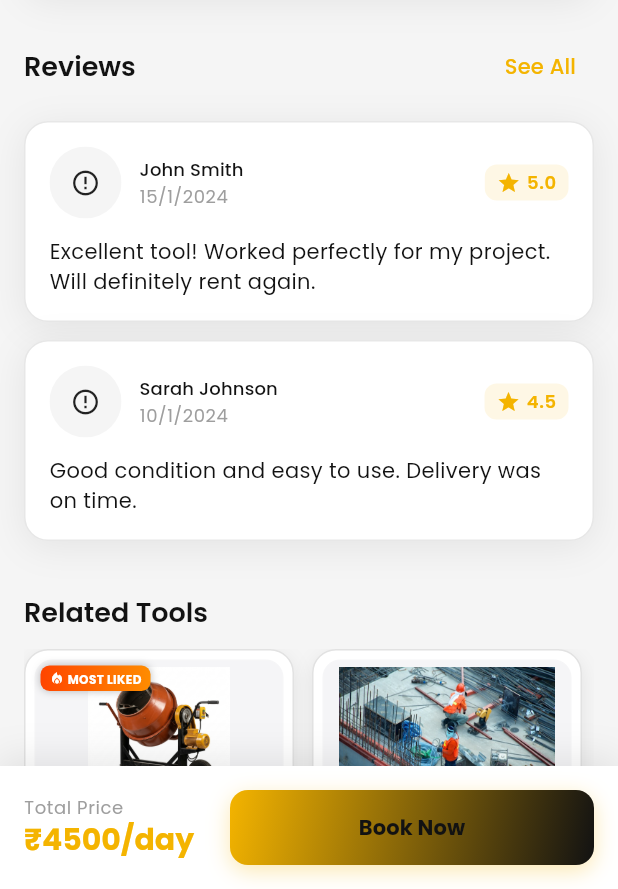
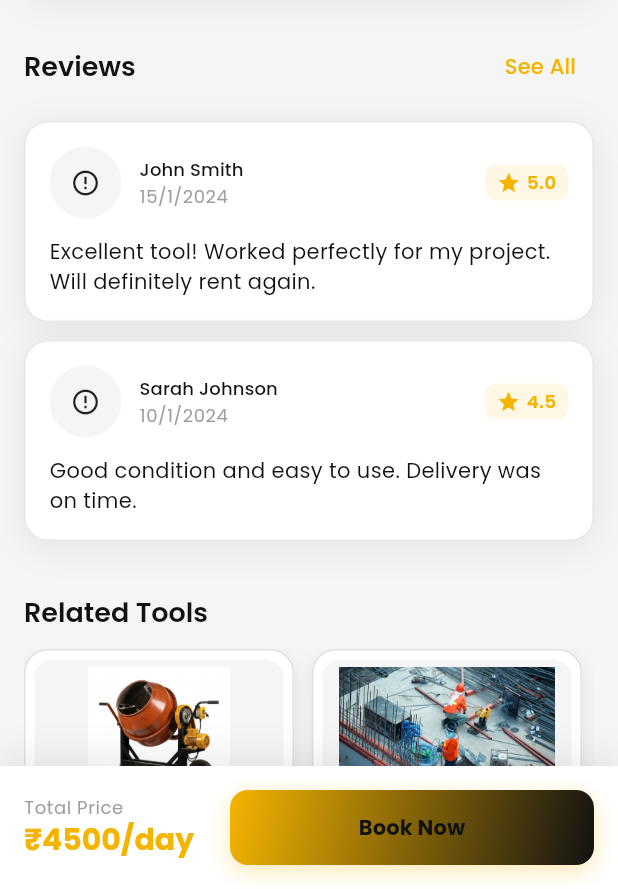
Before and after one commit to GaneshKumar262005/ToolsRental, a Flutter app: the ToolDetailsScreen screen opened directly with sample values from the repository, scrolled down 576 dp, on a phone screen of 412 x 824 dp, the part 347-1236 px from its top. Run offline on Flutter 3.47's test engine with Material 3 defaults, Android fonts, the phone set to English and light mode, and no system bars; drawn by our look-alikes of cached_network_image, carousel_slider; our stand-ins replace cloud_firestore, firebase_core, fl_chart, flutter_animate, geolocator, google_fonts and 4 more; accounts and stored records are empty; network calls fail.

Commit message:
feat: Remove default Most Liked badge, display exact customer return rating and review comment

```diff
--- a/lib/models/tool_model.dart
+++ b/lib/models/tool_model.dart
@@ -14,6 +14,7 @@
   final String location;
   bool hasRealFeedback;
   double? lastFeedbackRating;
+  String? lastFeedbackComment;
   DateTime? lastFeedbackTime;
 
   ToolModel({
@@ -32,6 +33,7 @@
     required this.location,
     this.hasRealFeedback = false,
     this.lastFeedbackRating,
+    this.lastFeedbackComment,
     this.lastFeedbackTime,
   });
 }
--- a/lib/screens/booking_history_screen.dart
+++ b/lib/screens/booking_history_screen.dart
@@ -213,11 +213,11 @@
                 final bool idMatches = toolId.isNotEmpty && t.id.toLowerCase() == toolId.toLowerCase();
                 final bool nameMatches = toolName.isNotEmpty && t.name.toLowerCase().trim() == toolName.toLowerCase().trim();
                 if (idMatches || nameMatches) {
-                  double newAvg = ((t.rating * t.reviewCount) + userRating) / (t.reviewCount + 1);
-                  t.rating = double.parse(newAvg.toStringAsFixed(1));
+                  t.rating = userRating;
                   t.reviewCount += 1;
                   t.hasRealFeedback = true;
                   t.lastFeedbackRating = userRating;
+                  t.lastFeedbackComment = reviewText.isEmpty ? 'Returned & rated by customer.' : reviewText;
                   t.lastFeedbackTime = DateTime.now();
                 }
               }
--- a/lib/widgets/tool_card.dart
+++ b/lib/widgets/tool_card.dart
@@ -94,32 +94,6 @@
                         ],
                       ),
                     ),
-                  )
-                else if (tool.rating >= 4.8 || tool.reviewCount >= 100)
-                  Positioned(
-                    top: 10,
-                    left: 10,
-                    child: Container(
-                      padding: const EdgeInsets.symmetric(horizontal: 6, vertical: 3),
-                      decoration: BoxDecoration(
-                        gradient: const LinearGradient(
-                          colors: [Color(0xFFFF4500), Color(0xFFFF8C00)],
-                        ),
-                        borderRadius: BorderRadius.circular(6),
-                        boxShadow: const [BoxShadow(color: Colors.black26, blurRadius: 4)],
-                      ),
-                      child: Row(
-                        mainAxisSize: MainAxisSize.min,
-                        children: const [
-                          Icon(Icons.local_fire_department, color: Colors.white, size: 10),
-                          SizedBox(width: 2),
-                          Text(
-                            'MOST LIKED',
-                            style: TextStyle(color: Colors.white, fontSize: 8, fontWeight: FontWeight.bold),
-                          ),
-                        ],
-                      ),
-                    ),
                   ),
               ],
             ),
@@ -177,16 +151,24 @@
                         ),
                         const Spacer(),
                         const Icon(Icons.location_on_outlined, color: AppTheme.mediumGray, size: 10),
-                        Flexible(
-                          child: Text(
-                            tool.location,
-                            style: const TextStyle(color: AppTheme.mediumGray, fontSize: 9),
-                            maxLines: 1,
-                            overflow: TextOverflow.ellipsis,
-                          ),
+                        Text(
+                          ' ${tool.location}',
+                          style: const TextStyle(color: AppTheme.mediumGray, fontSize: 9),
                         ),
                       ],
                     ),
+                    if (tool.hasRealFeedback && tool.lastFeedbackComment != null && tool.lastFeedbackComment!.isNotEmpty)
+                      Text(
+                        '💬 "${tool.lastFeedbackComment}"',
+                        style: const TextStyle(
+                          color: AppTheme.primaryYellow,
+                          fontSize: 9,
+                          fontStyle: FontStyle.italic,
+                          fontWeight: FontWeight.w600,
+                        ),
+                        maxLines: 1,
+                        overflow: TextOverflow.ellipsis,
+                      ),
                     Row(
                       mainAxisAlignment: MainAxisAlignment.spaceBetween,
                       children: [
```
Also changed, not shown: lib/screens/home_screen.dart (+22 -42 lines).
